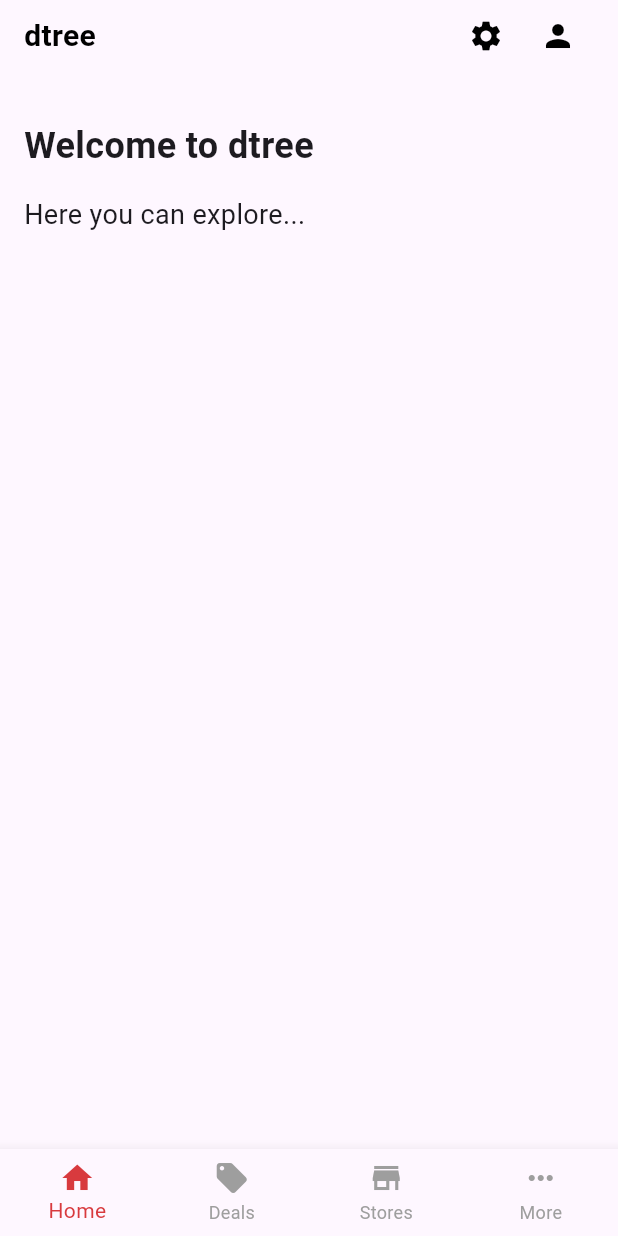
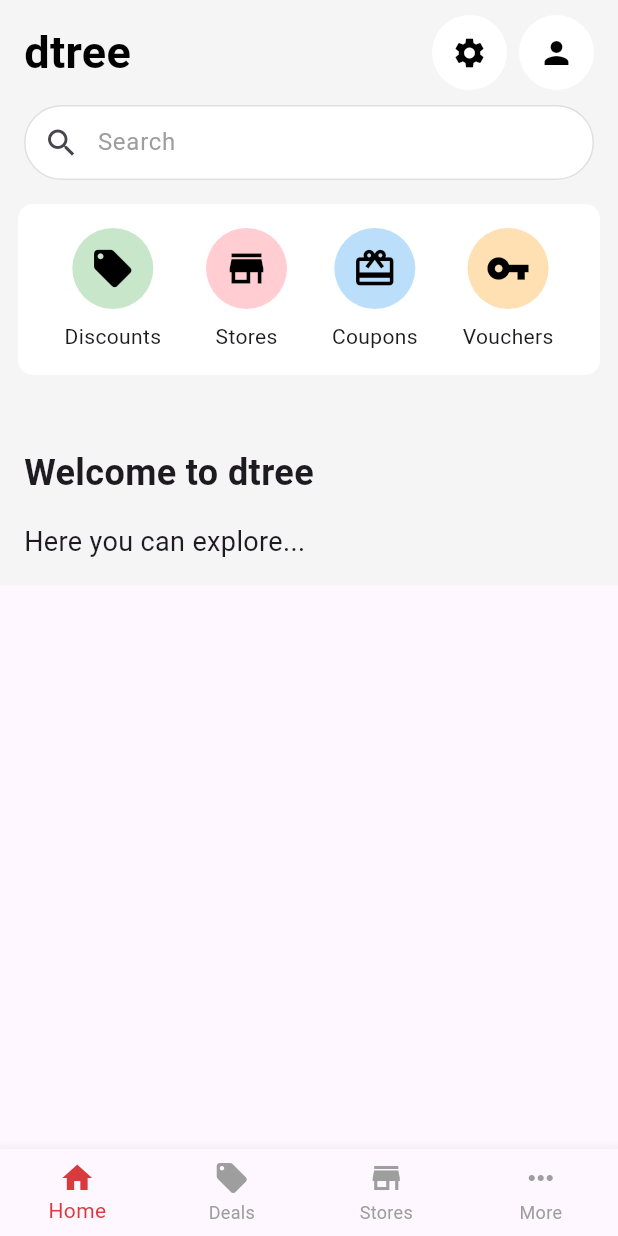
Before and after one commit to salvatoluice/dtree, a Flutter app: the screen it shows after launch, on a phone screen of 412 x 824 dp. Run offline on Flutter 3.47's test engine with Material 3 defaults, Android fonts, the phone set to English and light mode, and no system bars; Roboto replaces fonts that are missing (Montserrat).

Commit message:
home-content

```diff
--- a/lib/screens/home_content.dart
+++ b/lib/screens/home_content.dart
@@ -4,44 +4,90 @@ class HomeContent extends StatelessWidget {
   @override
   Widget build(BuildContext context) {
     return SafeArea(
+      child: Container(
+        color: Colors.grey[100],
         child: SingleChildScrollView(
           child: Column(
             crossAxisAlignment: CrossAxisAlignment.start,
             children: [
               Container(
-              padding: EdgeInsets.symmetric(horizontal: 16),
+                padding: EdgeInsets.symmetric(horizontal: 16, vertical: 10),
                 child: Row(
                   mainAxisAlignment: MainAxisAlignment.spaceBetween,
                   children: [
                     Text(
                       'dtree',
                       style: TextStyle(
-                      fontSize: 20,
+                        fontSize: 30,
                         fontWeight: FontWeight.bold,
                         color: Colors.black,
                       ),
                     ),
                     Row(
                       children: [
-                      IconButton(
+                        Container(
+                          decoration: BoxDecoration(
+                            color: Colors.white,
+                            borderRadius: BorderRadius.circular(25),
+                          ),
+                          padding: EdgeInsets.all(1),
+                          child: IconButton(
                             icon: Icon(Icons.settings),
                             color: Colors.black,
                             onPressed: () {
                               // Handle settings icon onPressed event
                             },
                           ),
-                      IconButton(
+                        ),
+                        SizedBox(width: 8),
+                        Container(
+                          decoration: BoxDecoration(
+                            color: Colors.white,
+                            borderRadius: BorderRadius.circular(25),
+                          ),
+                          padding: EdgeInsets.all(1),
+                          child: IconButton(
                             icon: Icon(Icons.person),
                             color: Colors.black,
                             onPressed: () {
                               // Handle profile icon onPressed event
                             },
                           ),
+                        ),
                       ],
                     ),
                   ],
                 ),
               ),
+              // Search bar
+              Container(
+                margin: EdgeInsets.symmetric(horizontal: 16),
+                decoration: BoxDecoration(
+                  color: Colors.white,
+                  borderRadius: BorderRadius.circular(25),
+                  border: Border.all(color: Color(0xFFE0E0E0)),
+                ),
+                child: Row(
+                  children: [
+                    IconButton(
+                      icon: Icon(Icons.search),
+                      onPressed: () {
+                        // Handle search icon onPressed event
+                      },
+                    ),
+                    Expanded(
+                      child: TextField(
+                        decoration: InputDecoration.collapsed(
+                          hintText: 'Search',
+                          hintStyle: TextStyle(color: Colors.grey),
+                        ),
+                      ),
+                    ),
+                  ],
+                ),
+              ),
+              // Categories Container
+              CategoriesContainer(),
               Container(
                 padding: EdgeInsets.all(16),
                 child: Column(
@@ -67,6 +113,81 @@ class HomeContent extends StatelessWidget {
             ],
           ),
         ),
+      ),
     );
   }
 }
+
+class CategoriesContainer extends StatelessWidget {
+  @override
+  Widget build(BuildContext context) {
+    return Container(
+      margin: EdgeInsets.symmetric(vertical: 16, horizontal: 12),
+      padding: EdgeInsets.all(16),
+      decoration: BoxDecoration(
+        color: Colors.white,
+        borderRadius: BorderRadius.circular(10),
+      ),
+      child: Row(
+        mainAxisAlignment: MainAxisAlignment.spaceAround,
+        children: [
+          CategoryItem(
+            icon: Icons.local_offer,
+            color: Colors.green[100]!,
+            label: 'Discounts',
+          ),
+          CategoryItem(
+            icon: Icons.store,
+            color: Colors.red[100]!,
+            label: 'Stores',
+          ),
+          CategoryItem(
+            icon: Icons.card_giftcard,
+            color: Colors.blue[100]!,
+            label: 'Coupons',
+          ),
+          CategoryItem(
+            icon: Icons.vpn_key,
+            color: Colors.orange[100]!,
+            label: 'Vouchers',
+          ),
+        ],
+      ),
+    );
+  }
+}
+
+class CategoryItem extends StatelessWidget {
+  final IconData icon;
+  final Color color;
+  final String label;
+
+  const CategoryItem({
+    Key? key,
+    required this.icon,
+    required this.color,
+    required this.label,
+  }) : super(key: key);
+
+  @override
+  Widget build(BuildContext context) {
+    return Column(
+      children: [
+        Container(
+          padding: EdgeInsets.all(12),
+          decoration: BoxDecoration(
+            color: color,
+            shape: BoxShape.circle,
+          ),
+          child: Icon(
+            icon,
+            color: Colors.black,
+            size: 30,
+          ),
+        ),
+        SizedBox(height: 8),
+        Text(label),
+      ],
+    );
+  }
+}
--- a/lib/screens/home_screen.dart
+++ b/lib/screens/home_screen.dart
@@ -1,6 +1,6 @@
 import 'package:flutter/material.dart';
 import 'package:dtree/main.dart';
-import 'package:dtree/screens/home_content.dart'; // Import the HomeContent widget
+import 'package:dtree/screens/home_content.dart';
 
 class HomeScreen extends StatefulWidget {
   @override
@@ -10,9 +10,8 @@ class HomeScreen extends StatefulWidget {
 class _HomeScreenState extends State<HomeScreen> {
   int _selectedIndex = 0;
 
-  // List of screens for each bottom nav item
   List<Widget> _screens = [
-    HomeContent(), // Use HomeContent widget for Home screen
+    HomeContent(),
     Placeholder(), // Placeholder for Deals screen
     Placeholder(), // Placeholder for Stores screen
     Placeholder(), // Placeholder for More screen
```
Lines whose indentation alone changed are shown as unchanged.
